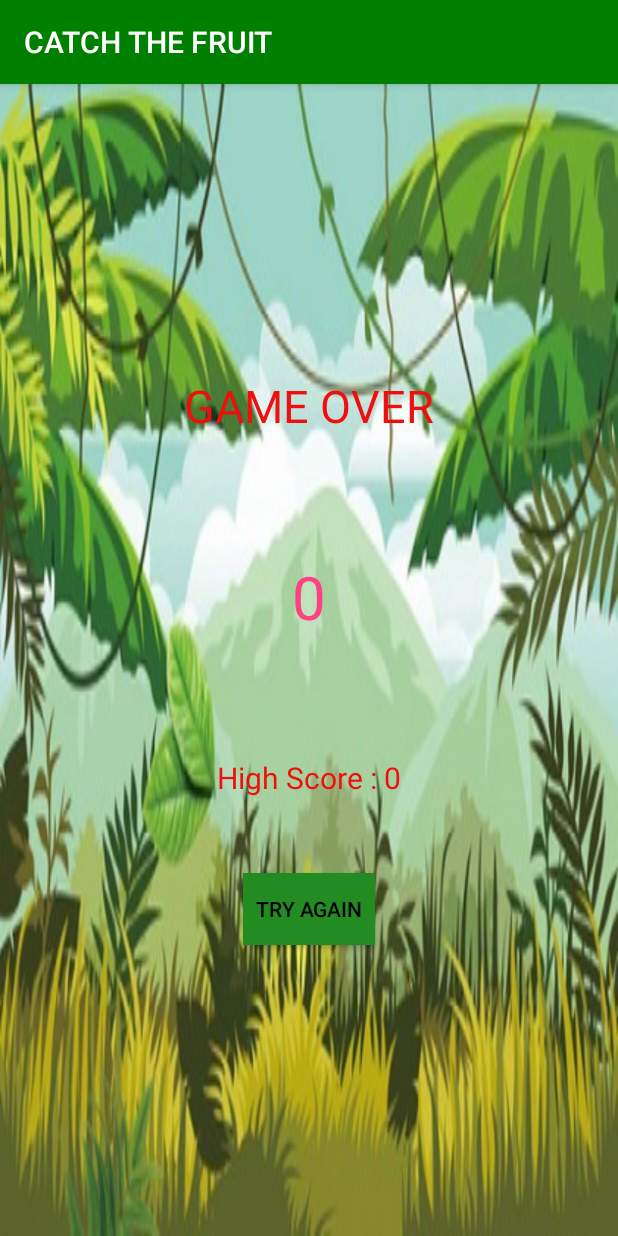
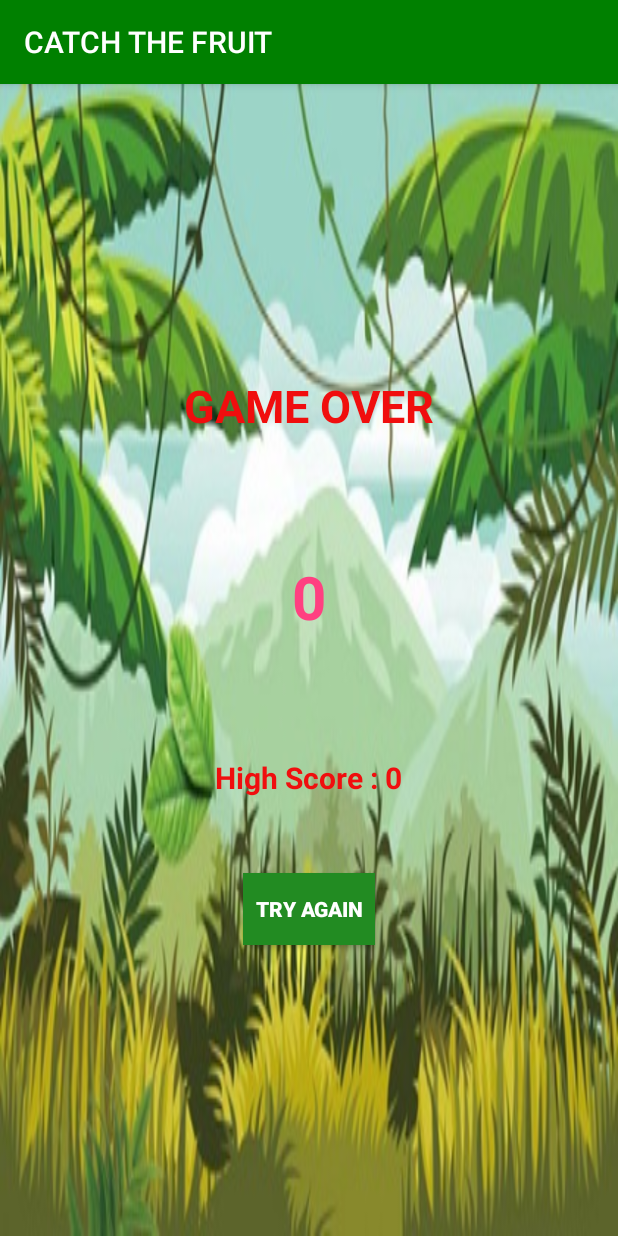
Before and after one commit to Saurav05ui/catch-the-fruit, an Android app: the Result screen opened directly, with no data from a screen before it, on a phone screen of 412 x 824 dp. Run offline under Robolectric (Android 15) with nearby library versions, the light colour scheme and no system bars.

Commit message:
UI of main screen and result screen fix

```diff
--- a/app/src/main/res/layout/activity_result.xml
+++ b/app/src/main/res/layout/activity_result.xml
@@ -14,7 +14,8 @@
         android:layout_height="wrap_content"
         android:text="@string/game_over"
         android:textColor="@color/colorRed"
-        android:textSize="30sp" />
+        android:textSize="30sp"
+        android:textStyle="bold"/>
 
     <TextView
         android:id="@+id/scoreLabel"
@@ -23,7 +24,8 @@
         android:layout_marginTop="80dp"
         android:text="@string/_150"
         android:textColor="@color/colorAccent"
-        android:textSize="40sp" />
+        android:textSize="40sp"
+        android:textStyle="bold"/>
 
     <TextView
         android:id="@+id/highScoreLabel"
@@ -32,7 +34,8 @@
         android:layout_marginTop="80dp"
         android:text="@string/high_score_300"
         android:textColor="@color/colorRed"
-        android:textSize="20sp" />
+        android:textSize="20sp"
+        android:textStyle="bold"/>
 
     <Button
         android:layout_width="wrap_content"
@@ -42,6 +45,7 @@
         android:onClick="tryAgain"
         android:text="@string/try_again"
         android:textAllCaps="false"
-        android:textColor="@android:color/black" />
+        android:textColor="@color/white"
+        android:textStyle="bold"/>
 
 </LinearLayout>
```
Also changed, not shown: app/src/main/res/layout/activity_main.xml (+4 -3 lines).
